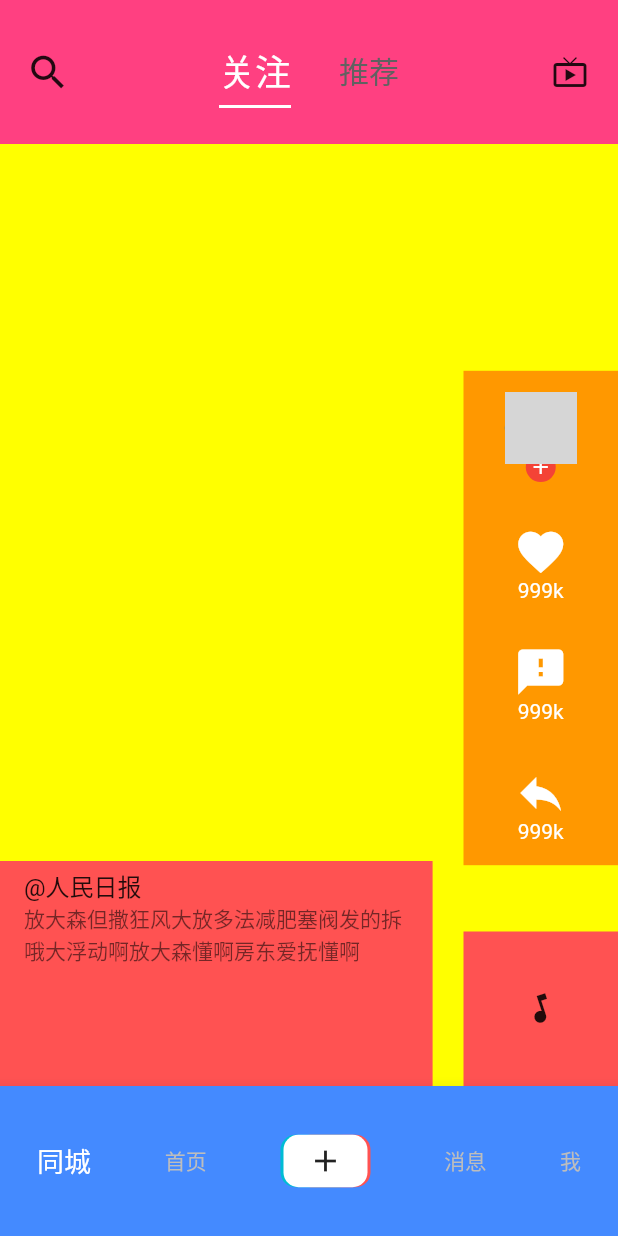
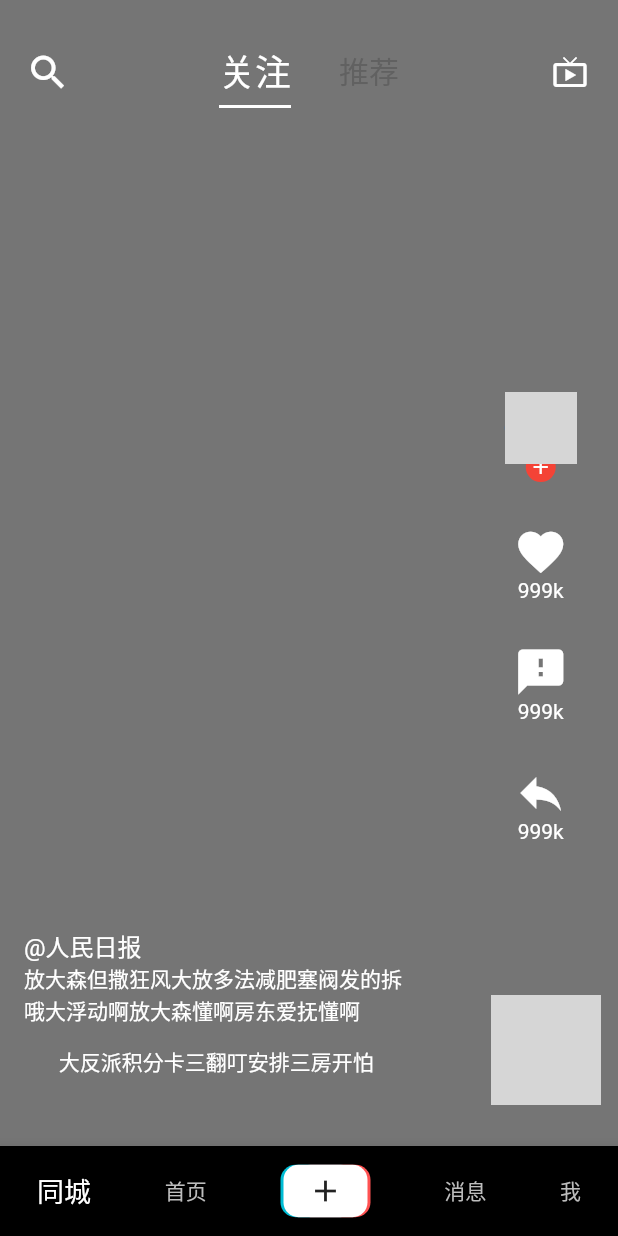
Before and after one commit to YouLe2016/flutter_learn3, a Flutter app: the DouYinPage screen opened by its route, on a phone screen of 412 x 824 dp. Run offline on Flutter 3.47's test engine with Material 2 defaults, Android fonts, the phone set to English and light mode, and no system bars; drawn by our look-alikes of marquee; our stand-ins replace dio; network calls fail; grey boxes are pictures that could not be loaded.

Commit message:
仿抖音首页

```diff
--- a/lib/douyin/douyin_page.dart
+++ b/lib/douyin/douyin_page.dart
@@ -1,5 +1,6 @@
 import 'package:FlutterDemo/constant.dart';
 import 'package:flutter/material.dart';
+import 'package:marquee/marquee.dart';
 
 class DouYinPage extends StatelessWidget {
   @override
@@ -7,12 +8,12 @@ class DouYinPage extends StatelessWidget {
     return Scaffold(
       body: Container(
         child: Home(),
-        decoration: BoxDecoration(color: Colors.yellowAccent),
+        decoration: BoxDecoration(color: Colors.grey[600]),
       ),
       bottomNavigationBar: BottomAppBar(
         child: Container(
-          height: 100,
-          decoration: BoxDecoration(color: Colors.blueAccent),
+          height: 60,
+          decoration: BoxDecoration(color: Colors.black),
           child: Row(
             mainAxisAlignment: MainAxisAlignment.spaceAround,
 //            mainAxisAlignment: MainAxisAlignment.spaceEvenly,
@@ -32,10 +33,12 @@ class DouYinPage extends StatelessWidget {
 }
 
 getBottomTextWidget(String content, bool isSelected) {
-  return Text('$content',
+  return Text(
+    '$content',
     style: isSelected
         ? TextStyle(fontSize: 18, color: Colors.white)
-          : TextStyle(fontSize: 14, color: Colors.grey[400]));
+        : TextStyle(fontSize: 14, color: Colors.grey[400]),
+  );
 }
 
 class AddIcon extends StatelessWidget {
@@ -104,30 +107,19 @@ class Home extends StatelessWidget {
           bottom: 0,
           width: screenWidth * 0.7,
           height: 150,
-          child: Container(
           child: getBottomContent(),
-            decoration: BoxDecoration(color: Colors.redAccent),
-          ),
         ),
         Positioned(
           right: 0,
           top: screenHeight * 0.3,
           width: screenWidth * 0.25,
           height: screenHeight * 0.4,
-          child: Container(
           child: getButtonList(),
-            decoration: BoxDecoration(color: Colors.orange),
-          ),
         ),
         Positioned(
-          right: 0,
-          bottom: 0,
-          width: screenWidth * 0.25,
-          height: screenWidth * 0.25,
-          child: Container(
+          right: 16,
+          bottom: 32,
           child: RotateAlbum(),
-            decoration: BoxDecoration(color: Colors.redAccent),
-          ),
         ),
       ],
     );
@@ -159,9 +151,9 @@ getButtonList() {
           ],
         ),
       ),
-      IconText(icon: Icons.favorite,text: "999k" ),
-      IconText(icon: Icons.feedback,text: "999k" ),
-      IconText(icon: Icons.reply,text: "999k" ),
+      IconText(icon: Icons.favorite, text: "999k"),
+      IconText(icon: Icons.feedback, text: "999k"),
+      IconText(icon: Icons.reply, text: "999k"),
     ],
   );
 }
@@ -178,7 +170,10 @@ class IconText extends StatelessWidget {
       mainAxisSize: MainAxisSize.min,
       children: <Widget>[
         Icon(icon, size: 36, color: Colors.white),
-        Text(text,style: TextStyle(color: Colors.white),),
+        Text(
+          text,
+          style: TextStyle(color: Colors.white),
+        ),
       ],
     );
   }
@@ -198,10 +193,13 @@ class _RotateAlbumState extends State<RotateAlbum>
   void initState() {
     super.initState();
     _controller =
-        AnimationController(vsync: this, duration: Duration(seconds: 2));
+        AnimationController(vsync: this, duration: Duration(seconds: 4));
     _animation = RotationTransition(
       turns: Tween(begin: 0.0, end: 1.0).animate(_controller),
-      child: Icon(Icons.music_note),
+      child: CircleAvatar(
+        backgroundImage: NetworkImage(imgHeader),
+        radius: 32,
+      ),
     );
     _controller.repeat();
   }
@@ -216,10 +214,22 @@ getBottomContent() {
   return Column(
     children: <Widget>[
       ListTile(
-        title: Text("@人民日报"),
-        subtitle: Text('放大森但撒狂风大放多法减肥塞阀发的拆哦大浮动啊放大森懂啊房东爱抚懂啊'),
+        title: Text("@人民日报", style: TextStyle(color: Colors.white)),
+        subtitle: Text(
+          '放大森但撒狂风大放多法减肥塞阀发的拆哦大浮动啊放大森懂啊房东爱抚懂啊',
+          maxLines: 3,
+          style: TextStyle(color: Colors.white),
         ),
-//      Marquee(text: "大反派积分卡三翻叮安排三房开怕三发碟哦撒就分开拍撒娇佛牌撒进房戳牌萨基佛牌囧啊"),
+      ),
+      Container(
+        width: 210,
+        height: 30,
+        child: Marquee(
+          text: "大反派积分卡三翻叮安排三房开怕三发碟哦撒就分开拍撒娇佛牌撒进房戳牌萨基佛牌囧啊",
+          style: TextStyle(color: Colors.white),
+          crossAxisAlignment: CrossAxisAlignment.end,
+        ),
+      ),
     ],
   );
 }
@@ -240,14 +250,12 @@ class _TopBarState extends State<TopBar> with SingleTickerProviderStateMixin {
 
   @override
   Widget build(BuildContext context) {
-    return Container(
-      decoration: BoxDecoration(color: Colors.pinkAccent),
-      child: Row(
+    return Row(
       children: <Widget>[
         SizedBox(width: 8),
         IconButton(
           onPressed: () {},
-            icon: Icon(Icons.search),
+          icon: Icon(Icons.search, color: Colors.white),
           iconSize: 30,
         ),
         Expanded(
@@ -277,11 +285,10 @@ class _TopBarState extends State<TopBar> with SingleTickerProviderStateMixin {
         ),
         IconButton(
           onPressed: () {},
-            icon: Icon(Icons.live_tv),
+          icon: Icon(Icons.live_tv, color: Colors.white),
         ),
         SizedBox(width: 8),
       ],
-      ),
     );
   }
 }
```
Lines whose indentation alone changed are shown as unchanged.
